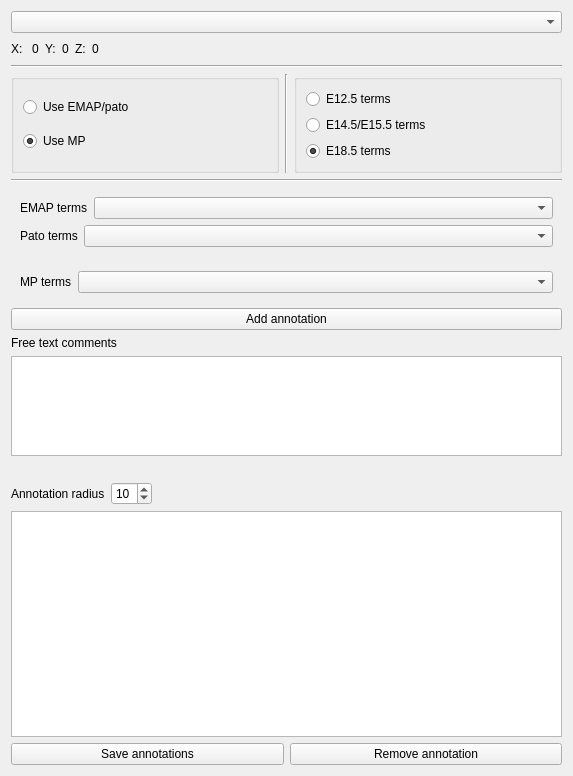
Above: ui/ui_annotations.ui from VCCRI/vpv before the change. Below: the same form after it.
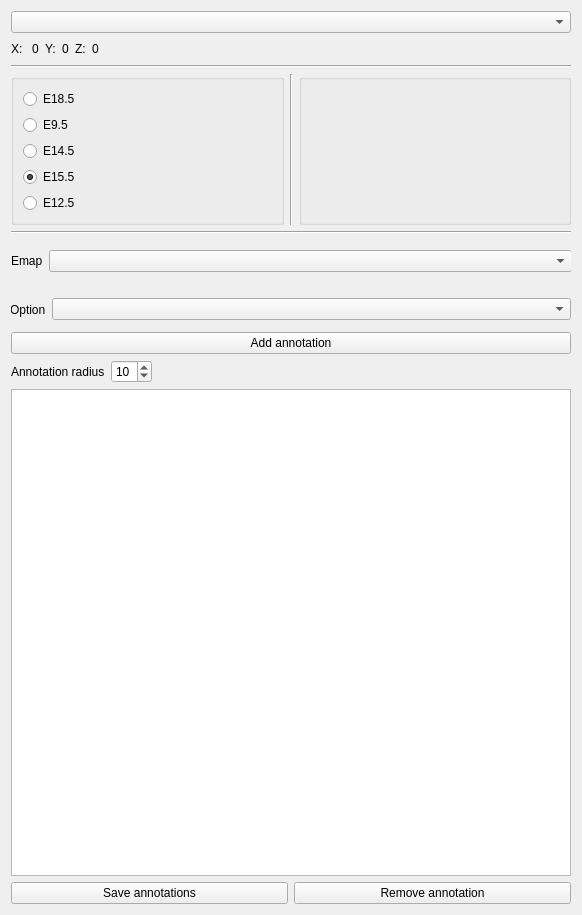
That is the form after the change.

Commit message: Removed MP terms, added new stages. Added dummy emapa terms

The edit to the form file:
```diff
--- a/ui/ui_annotations.ui
+++ b/ui/ui_annotations.ui
@@ -6,8 +6,8 @@
    <rect>
     <x>0</x>
     <y>0</y>
-    <width>573</width>
-    <height>776</height>
+    <width>582</width>
+    <height>915</height>
    </rect>
   </property>
   <property name="minimumSize">
@@ -117,20 +117,56 @@
        <item>
         <widget class="QGroupBox" name="groupBoxAnnotationType">
          <layout class="QGridLayout" name="gridLayout_3">
-          <item row="1" column="0">
-           <widget class="QRadioButton" name="radioButtonUseMp">
+          <item row="5" column="0">
+           <widget class="QRadioButton" name="radioButtonE125">
             <property name="text">
-             <string>Use MP</string>
+             <string>E12.5</string>
             </property>
-            <property name="checked">
-             <bool>true</bool>
+            <property name="checkable">
+             <bool>false</bool>
             </property>
            </widget>
           </item>
           <item row="0" column="0">
-           <widget class="QRadioButton" name="radioButtonUseMaPato">
+           <widget class="QRadioButton" name="radioButtonE185">
             <property name="text">
-             <string>Use EMAP/pato</string>
+             <string>E18.5</string>
+            </property>
+            <property name="checkable">
+             <bool>false</bool>
+            </property>
+            <property name="checked">
+             <bool>false</bool>
+            </property>
+           </widget>
+          </item>
+          <item row="4" column="0">
+           <widget class="QRadioButton" name="radioButtonE155">
+            <property name="text">
+             <string>E15.5</string>
+            </property>
+            <property name="checked">
+             <bool>true</bool>
+            </property>
+           </widget>
+          </item>
+          <item row="3" column="0">
+           <widget class="QRadioButton" name="radioButtonE145">
+            <property name="text">
+             <string>E14.5</string>
+            </property>
+            <property name="checkable">
+             <bool>false</bool>
+            </property>
+           </widget>
+          </item>
+          <item row="1" column="0">
+           <widget class="QRadioButton" name="radioButtonE95">
+            <property name="text">
+             <string>E9.5</string>
+            </property>
+            <property name="checkable">
+             <bool>false</bool>
             </property>
            </widget>
           </item>
@@ -146,32 +182,7 @@
        </item>
        <item>
         <widget class="QGroupBox" name="groupBoxStage">
-         <layout class="QGridLayout" name="gridLayout_4">
-          <item row="2" column="0">
-           <widget class="QRadioButton" name="radioButtonE185">
-            <property name="text">
-             <string>E18.5 terms</string>
-            </property>
-            <property name="checked">
-             <bool>true</bool>
-            </property>
-           </widget>
-          </item>
-          <item row="0" column="0">
-           <widget class="QRadioButton" name="radioButtonE125">
-            <property name="text">
-             <string>E12.5 terms</string>
-            </property>
-           </widget>
-          </item>
-          <item row="1" column="0">
-           <widget class="QRadioButton" name="radioButtonE145">
-            <property name="text">
-             <string>E14.5/E15.5 terms</string>
-            </property>
-           </widget>
-          </item>
-         </layout>
+         <layout class="QGridLayout" name="gridLayout_4"/>
         </widget>
        </item>
       </layout>
@@ -191,8 +202,28 @@
          <height>40</height>
         </size>
        </property>
-       <layout class="QVBoxLayout" name="verticalLayout_3">
-        <item>
+       <widget class="QLabel" name="label_3">
+        <property name="geometry">
+         <rect>
+          <x>9</x>
+          <y>42</y>
+          <width>68</width>
+          <height>17</height>
+         </rect>
+        </property>
+        <property name="text">
+         <string>TextLabel</string>
+        </property>
+       </widget>
+       <widget class="QWidget" name="">
+        <property name="geometry">
+         <rect>
+          <x>0</x>
+          <y>0</y>
+          <width>561</width>
+          <height>42</height>
+         </rect>
+        </property>
          <layout class="QHBoxLayout" name="horizontalLayout_2">
           <item>
            <widget class="QLabel" name="label_32">
@@ -203,36 +234,22 @@
              </sizepolicy>
             </property>
             <property name="text">
-             <string>EMAP terms</string>
+            <string>Emap</string>
             </property>
            </widget>
           </item>
           <item>
-           <widget class="QComboBox" name="comboBoxMaTerms"/>
-          </item>
-         </layout>
-        </item>
-        <item>
-         <layout class="QHBoxLayout" name="horizontalLayout_3">
-          <item>
-           <widget class="QLabel" name="label_33">
-            <property name="sizePolicy">
-             <sizepolicy hsizetype="Fixed" vsizetype="Preferred">
-              <horstretch>0</horstretch>
-              <verstretch>0</verstretch>
-             </sizepolicy>
-            </property>
-            <property name="text">
-             <string>Pato terms</string>
-            </property>
-           </widget>
-          </item>
-          <item>
-           <widget class="QComboBox" name="comboBoxPatoTerms"/>
-          </item>
-         </layout>
-        </item>
-       </layout>
+          <widget class="QComboBox" name="comboBoxEmap">
+           <property name="minimumSize">
+            <size>
+             <width>0</width>
+             <height>20</height>
+            </size>
+           </property>
+          </widget>
+         </item>
+        </layout>
+       </widget>
       </widget>
      </item>
      <item>
@@ -249,6 +266,15 @@
          <height>40</height>
         </size>
        </property>
+       <widget class="QWidget" name="">
+        <property name="geometry">
+         <rect>
+          <x>-1</x>
+          <y>9</y>
+          <width>561</width>
+          <height>29</height>
+         </rect>
+        </property>
        <layout class="QHBoxLayout" name="horizontalLayout">
         <item>
          <widget class="QLabel" name="label">
@@ -259,14 +285,22 @@
            </sizepolicy>
           </property>
           <property name="text">
-           <string>MP terms</string>
+            <string>Option</string>
           </property>
          </widget>
         </item>
         <item>
-         <widget class="QComboBox" name="comboBoxMpTerms"/>
-        </item>
-       </layout>
+          <widget class="QComboBox" name="comboBoxOptions">
+           <property name="minimumSize">
+            <size>
+             <width>0</width>
+             <height>20</height>
+            </size>
+           </property>
+          </widget>
+         </item>
+        </layout>
+       </widget>
       </widget>
      </item>
      <item>
@@ -276,36 +310,6 @@
        </property>
       </widget>
      </item>
-     <item>
-      <widget class="QLabel" name="label_31">
-       <property name="text">
-        <string>Free text comments</string>
-       </property>
-      </widget>
-     </item>
-     <item>
-      <widget class="QTextEdit" name="textEditFreetext">
-       <property name="sizePolicy">
-        <sizepolicy hsizetype="Expanding" vsizetype="Fixed">
-         <horstretch>0</horstretch>
-         <verstretch>0</verstretch>
-        </sizepolicy>
-       </property>
-       <property name="maximumSize">
-        <size>
-         <width>16777215</width>
-         <height>100</height>
-        </size>
-       </property>
-      </widget>
-     </item>
-     <item>
-      <widget class="QLabel" name="labelAvailableAnnotations">
-       <property name="text">
-        <string/>
-       </property>
-      </widget>
-     </item>
      <item>
       <layout class="QHBoxLayout" name="horizontalLayout_6">
        <item>
```
Left out of the diff: 2 changed lines with no effect on the pictures. Lines whose indentation alone changed are shown as unchanged. The commit also changes 7 other files.
